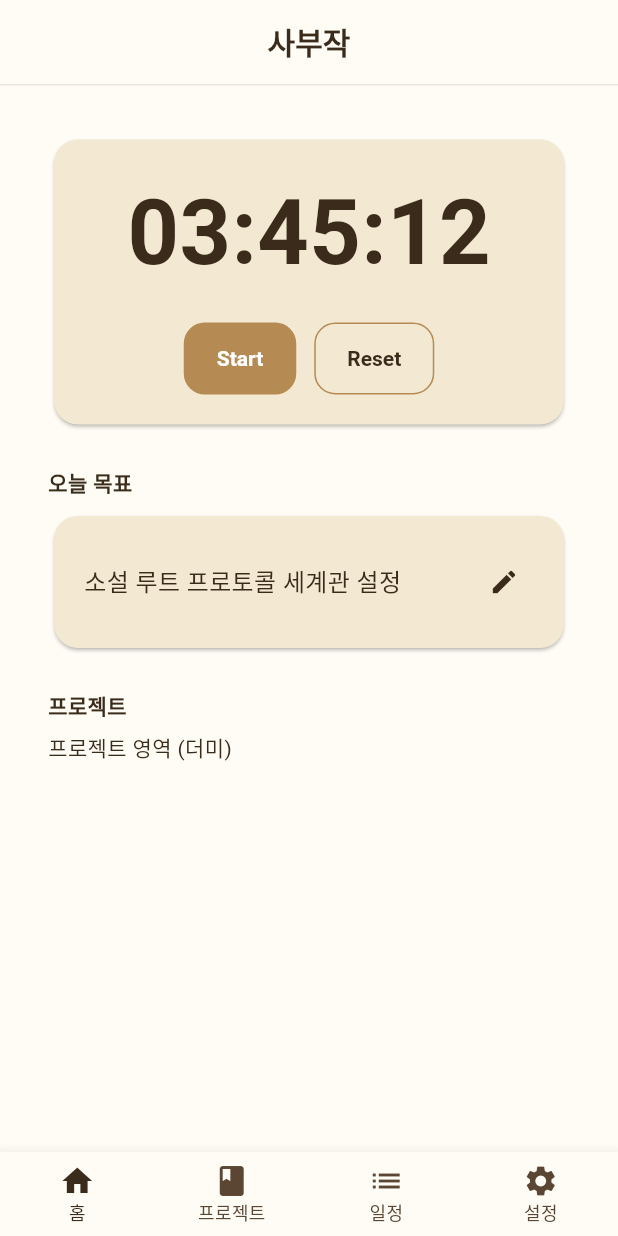
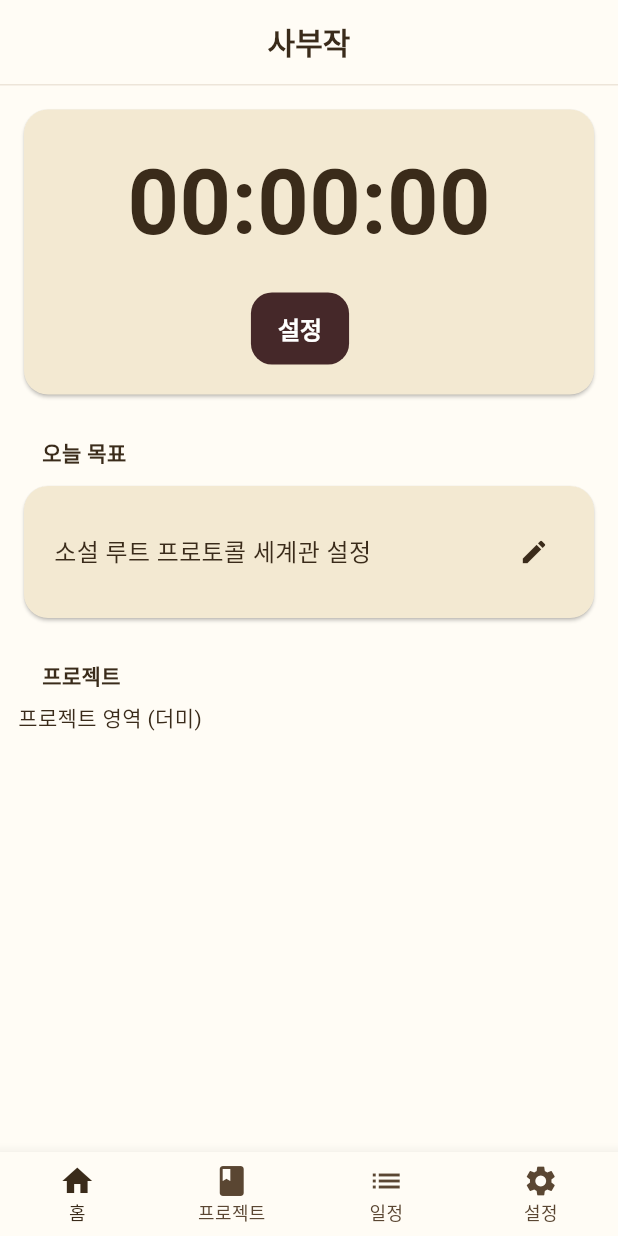
Before and after one commit to elpo94/elpo-book-project, a Flutter app: the screen it shows after launch, on a phone screen of 412 x 824 dp. Run offline on Flutter 3.47's test engine with Material 3 defaults, Android fonts, the phone set to English and light mode, and no system bars; our stand-ins replace go_router, table_calendar; Roboto replaces fonts that are missing (AritaBuri, Pretendard).

Commit message:
timer_v3

```diff
--- a/lib/main.dart
+++ b/lib/main.dart
@@ -1,10 +1,11 @@
-import 'package:elpo_book_project/view_models/schedule_vm.dart';
+import 'package:elpo_book_project/view_models/home/timer_vm.dart';
+import 'package:elpo_book_project/view_models/schedule/schedule_vm.dart';
 import 'package:flutter/material.dart';
 import 'package:flutter/services.dart';
 import 'package:flutter_localizations/flutter_localizations.dart';
 import 'package:provider/provider.dart';
 
-import 'view_models/home_vm.dart';
+import 'view_models/home/home_vm.dart';
 import 'router/app_router.dart';
 import 'theme/app_theme.dart';
 
@@ -20,6 +21,7 @@ void main() async {
     MultiProvider(
       providers: [
         ChangeNotifierProvider(create: (_) => HomeViewModel()),
+        ChangeNotifierProvider(create: (_) => TimerViewModel()),
         ChangeNotifierProvider(create: (_) => ScheduleVM()),
       ],
       child: const MyApp(),
--- a/lib/router/app_router.dart
+++ b/lib/router/app_router.dart
@@ -1,11 +1,12 @@
+import 'package:elpo_book_project/views/home/widgets/home_timer_landscape.dart';
 import 'package:flutter/material.dart';
 import 'package:go_router/go_router.dart';
 import 'package:animations/animations.dart';
 
 import '../views/home/home_view.dart';
 import '../views/home/edit_plan_view.dart';
-import '../views/home/widgets/timer_detail.dart';
 
+import '../views/home/widgets/timer_expand_view.dart';
 import '../views/project/project_view.dart';
 import '../views/project/widgets/project_crearte_view.dart';
 import '../views/project/widgets/project_detail_view.dart';
@@ -14,11 +15,15 @@ import '../views/schedule/schedule_view.dart';
 import '../views/setting/setting_view.dart';
 
 import 'main_shell.dart';
+final _rootNavigatorKey = GlobalKey<NavigatorState>();
+final _shellNavigatorKey = GlobalKey<NavigatorState>();
 
 final GoRouter appRouter = GoRouter(
+  navigatorKey: _rootNavigatorKey,
   initialLocation: '/home',
   routes: [
     ShellRoute(
+      navigatorKey: _shellNavigatorKey,
       pageBuilder: (context, state, child) {
         return CustomTransitionPage(
           key: state.pageKey,
@@ -61,18 +66,13 @@ final GoRouter appRouter = GoRouter(
         // =========================
         // 홈 관련
         // =========================
-        GoRoute(
-          path: '/timer',
-          name: 'timer',
-          builder: (_, __) => const TimerDetailView(),
-        ),
-
         // 목표(플랜) 수정: 홈에서도 들어갈 수 있음
         GoRoute(
           path: '/home/edit-plan',
           name: 'homeEditPlan',
           builder: (_, __) => const EditPlanView(),
         ),
+
 
         // =========================
         // 프로젝트 관련
@@ -127,5 +127,11 @@ final GoRouter appRouter = GoRouter(
         ),
       ],
     ),
+    //쉘라우트 안으로 들어가면 안댐
+    GoRoute(
+      path: '/timer',
+      parentNavigatorKey: _rootNavigatorKey,
+      builder: (_, __) => const TimerExpandView(),
+    ),
   ],
 );
--- a/lib/view_models/schedule_vm.dart
+++ b/lib/view_models/schedule/schedule_vm.dart
@@ -1,5 +1,5 @@
 import 'package:flutter/foundation.dart';
-import '../models/calendar_item.dart';
+import '../../models/calendar_item.dart';
 
 class ScheduleVM extends ChangeNotifier {
   DateTime focusedDay = DateTime.now();
--- a/lib/views/home/dialog/reset_dialog.dart
+++ b/lib/views/home/dialog/reset_dialog.dart
@@ -2,6 +2,7 @@ import 'package:flutter/material.dart';
 
 class ResetTimerDialog extends StatelessWidget {
   final String title;
+
   const ResetTimerDialog({super.key, required this.title});
 
   @override
--- a/lib/views/home/home_view.dart
+++ b/lib/views/home/home_view.dart
@@ -5,38 +5,21 @@ import 'package:elpo_book_project/views/home/widgets/today_plan_card.dart';
 import 'package:flutter/material.dart';
 import 'package:go_router/go_router.dart';
 
-
 class HomeView extends StatelessWidget {
   const HomeView({super.key});
 
   @override
   Widget build(BuildContext context) {
-    return Padding(
-      padding: const EdgeInsets.all(16),
-      child: ListView(
-        padding: const EdgeInsets.all(16),
-        children: [
-          //타이머
-          HomeSection(
-            child: HomeTimerCard(
-              onTap: () {
-                context.push('/timer_landscape');
-              },
-            ),
-          ),
+    return ListView(
+      padding: const EdgeInsets.all(12),
+      children: [
+        //타이머
+        HomeSection(child: HomeTimerCard(onTap: () => context.push('/timer'))),
 
-          const HomeSection(
-            title: '오늘 목표',
-            child: TodayPlanCard(),
-          ),
+        const HomeSection(title: '오늘 목표', child: TodayPlanCard()),
 
-          HomeSection(
-            title: '프로젝트',
-            child: Text('프로젝트 영역 (더미)'),
-          ),
-
-        ],
-      )
+        HomeSection(title: '프로젝트', child: Text('프로젝트 영역 (더미)')),
+      ],
     );
   }
 }
--- a/lib/views/home/widgets/home_selection.dart
+++ b/lib/views/home/widgets/home_selection.dart
@@ -20,10 +20,13 @@ class HomeSection extends StatelessWidget {
         crossAxisAlignment: CrossAxisAlignment.start,
         children: [
           if (title != null) ...[
-            Text(
-              title!,
-              style: Theme.of(context).textTheme.bodyMedium?.copyWith(
-                fontWeight: FontWeight.bold,
+            Padding(
+              padding: const EdgeInsets.only(left: 16),
+              child: Text(
+                title!,
+                style: Theme.of(context).textTheme.bodyMedium?.copyWith(
+                  fontWeight: FontWeight.bold,
+                ),
               ),
             ),
             const SizedBox(height: 8),
--- a/lib/views/home/widgets/home_timer_card.dart
+++ b/lib/views/home/widgets/home_timer_card.dart
@@ -1,14 +1,65 @@
+import 'package:elpo_book_project/view_models/home/timer_vm.dart';
 import 'package:elpo_book_project/views/home/dialog/reset_dialog.dart';
+import 'package:elpo_book_project/views/home/widgets/timer_setting_sheet.dart';
 import 'package:flutter/material.dart';
+import 'package:provider/provider.dart';
+
+import '../../../widgets/confirm_dialog.dart';
 
 class HomeTimerCard extends StatelessWidget {
   final VoidCallback? onTap;
 
-  const HomeTimerCard({super.key, this.onTap});
+  const HomeTimerCard({super.key, required this.onTap});
+
+  String _format(Duration d) {
+    String two(int n) => n.toString().padLeft(2, '0');
+    final h = d.inHours;
+    final m = d.inMinutes.remainder(60);
+    final s = d.inSeconds.remainder(60);
+    return '${two(h)}:${two(m)}:${two(s)}';
+  }
+
+  Future<void> _openSettingSheet(
+    BuildContext context,
+    TimerViewModel vm,
+  ) async {
+    await showModalBottomSheet(
+      context: context,
+      isScrollControlled: true,
+      showDragHandle: false,
+      builder: (_) => TimerSettingSheet(
+        initial: vm.targetDuration == Duration.zero
+            ? const Duration(minutes: 15)
+            : vm.targetDuration,
+        onConfirm: (d) => vm.setTarget(d),
+      ),
+    );
+  }
 
   @override
   Widget build(BuildContext context) {
-    return Card(
+    final vm = context.watch<TimerViewModel>();
+
+    final display = vm.isRunning
+        ? vm.remaining
+        : (vm.hasTarget ? vm.remaining : Duration.zero);
+    final timeText = _format(display);
+
+    final showReset = vm.hasTarget;
+
+    return Hero(
+      tag: 'timer-card-hero',
+      child: Material(
+        color: Colors.transparent,
+        child: InkWell(
+          onTap: () async {
+            if (!vm.hasTarget) {
+              await _openSettingSheet(context, vm);
+              return;
+            }
+            onTap?.call(); // 확장 화면 이동
+          },
+          child: Card(
             elevation: 1,
             shape: RoundedRectangleBorder(borderRadius: BorderRadius.circular(16)),
             child: Padding(
@@ -16,31 +67,60 @@ class HomeTimerCard extends StatelessWidget {
               child: Column(
                 children: [
                   Text(
-              "03:45:12",
-              style: TextStyle(fontSize: 60, fontWeight: FontWeight.w600),
+                    timeText,
+                    style: const TextStyle(fontSize: 60, fontWeight: FontWeight.w600),
                   ),
-
                   const SizedBox(height: 16),
 
                   Row(
                     mainAxisAlignment: MainAxisAlignment.center,
                     children: [
+                      // Left button (설정/Start/Stop)
+                      if (!vm.hasTarget) ...[
                         FilledButton(
-                  onPressed: () {},
+                          onPressed: () => _openSettingSheet(context, vm),
                           style: FilledButton.styleFrom(
-                    foregroundColor: Colors.white, // 👈 글씨색
+                            backgroundColor: const Color(0xFF452829),
+                            foregroundColor: Colors.white,
+                            padding: const EdgeInsets.symmetric(
+                              horizontal: 18,
+                              vertical: 12,
                             ),
+                          ),
+                          child: Text(
+                            "설정",
+                            style: TextStyle(
+                              color: Colors.white,
+                              fontWeight: FontWeight.w600,
+                              fontSize: 16,
+                            ),
+                          ),
+                        ),
+                      ] else if (!vm.isRunning) ...[
+                        FilledButton(
+                          onPressed: vm.remaining == Duration.zero ? null : vm.start,
                           child: const Text("Start"),
                         ),
+                      ] else ...[
+                        FilledButton(onPressed: vm.stop, child: const Text("Stop")),
+                      ],
 
                       const SizedBox(width: 12),
 
+                      // Reset: 0일 때 숨김 / 설정중에도 사실상 숨김
+                      if (showReset)
                         OutlinedButton(
-                  onPressed: () {
-                    showDialog(
-                      context: context,
-                      builder: (_) => const ResetTimerDialog(title: '타이머를 초기화할까요?',),
+                          onPressed: () async {
+                            final ok = await showConfirmDialog(
+                              context,
+                              title: '타이머를 초기화할까요?',
+                              message: '누적된 시간이 00:00:00으로 돌아갑니다.\n이 작업은 되돌릴 수 없습니다.',
+                              cancelText: '취소',
+                              confirmText: '초기화',
+                              confirmColor: const Color(0xFFD65C5C),
                             );
+
+                            if (ok) vm.reset();
                           },
                           child: const Text("Reset"),
                         ),
@@ -49,6 +129,9 @@ class HomeTimerCard extends StatelessWidget {
                 ],
               ),
             ),
+          ),
+        ),
+      ),
     );
   }
 }
--- a/lib/views/schedule/widgets/calender_widget.dart
+++ b/lib/views/schedule/widgets/calender_widget.dart
@@ -4,7 +4,7 @@ import 'package:table_calendar/table_calendar.dart';
 
 import '../../../models/calendar_item.dart';
 import '../../../theme/app_colors.dart';
-import '../../../view_models/schedule_vm.dart';
+import '../../../view_models/schedule/schedule_vm.dart';
 
 class CalendarWidget extends StatelessWidget {
   const CalendarWidget({super.key});
--- a/lib/views/schedule/widgets/schedule_item_list.dart
+++ b/lib/views/schedule/widgets/schedule_item_list.dart
@@ -1,7 +1,7 @@
 import 'package:flutter/material.dart';
 import 'package:provider/provider.dart';
 
-import '../../../view_models/schedule_vm.dart';
+import '../../../view_models/schedule/schedule_vm.dart';
 import 'schedule_item_card.dart';
 
 class ScheduleItemList extends StatelessWidget {
--- a/lib/widgets/info_dialog.dart
+++ b/lib/widgets/info_dialog.dart
@@ -8,7 +8,7 @@ Future<void> showInfoDialog(
     }) async {
   await showDialog<void>(
     context: context,
-    useRootNavigator: true,     // ✅ 중요
+    useRootNavigator: true,
     barrierDismissible: true,
     builder: (dialogContext) => AlertDialog(
       backgroundColor: const Color(0xFFFFF8EE),
```
Also changed, not shown: lib/view_models/home/timer_vm.dart (added, +60 -0 lines), lib/views/home/widgets/timer_detail.dart (deleted, +0 -22 lines), lib/views/home/widgets/timer_expand_view.dart (added, +92 -0 lines), lib/views/home/widgets/timer_setting_sheet.dart (added, +271 -0 lines), lib/widgets/confirm_dialog.dart (+18 -6 lines), lib/view_models/home/home_vm.dart (renamed from lib/view_models/home_vm.dart), lib/view_models/project/project_vm.dart (added), lib/view_models/setting/setting_vm.dart (added), lib/views/home/widgets/weekly_progress.dart (deleted). Lines whose indentation alone changed are shown as unchanged.
